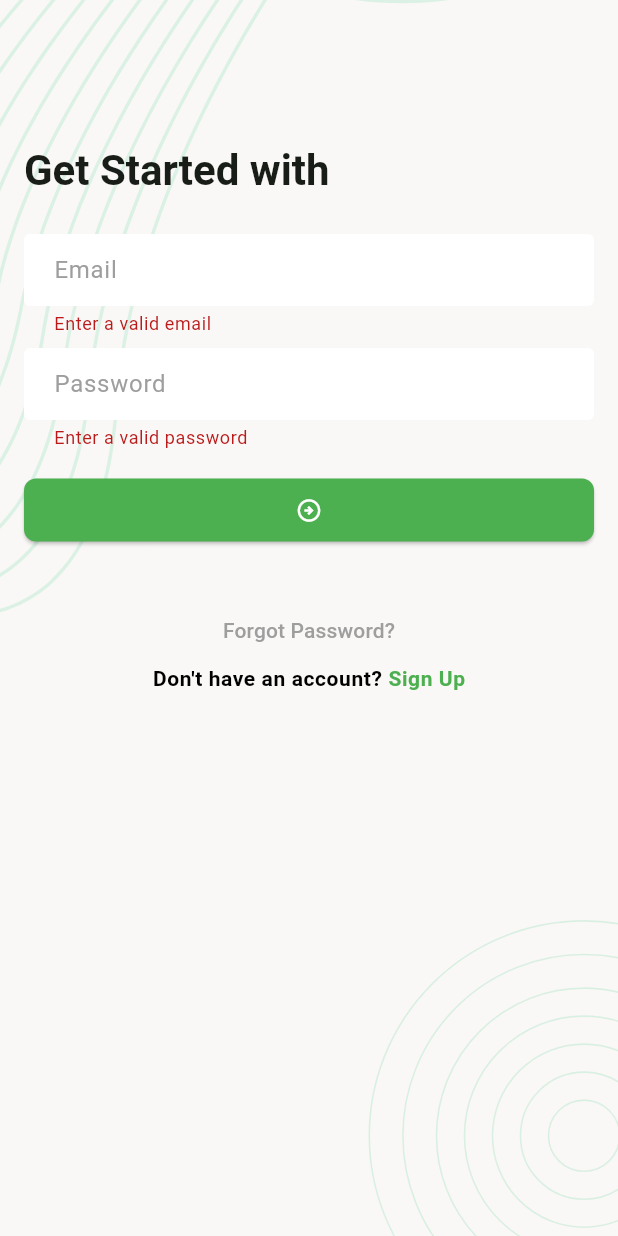
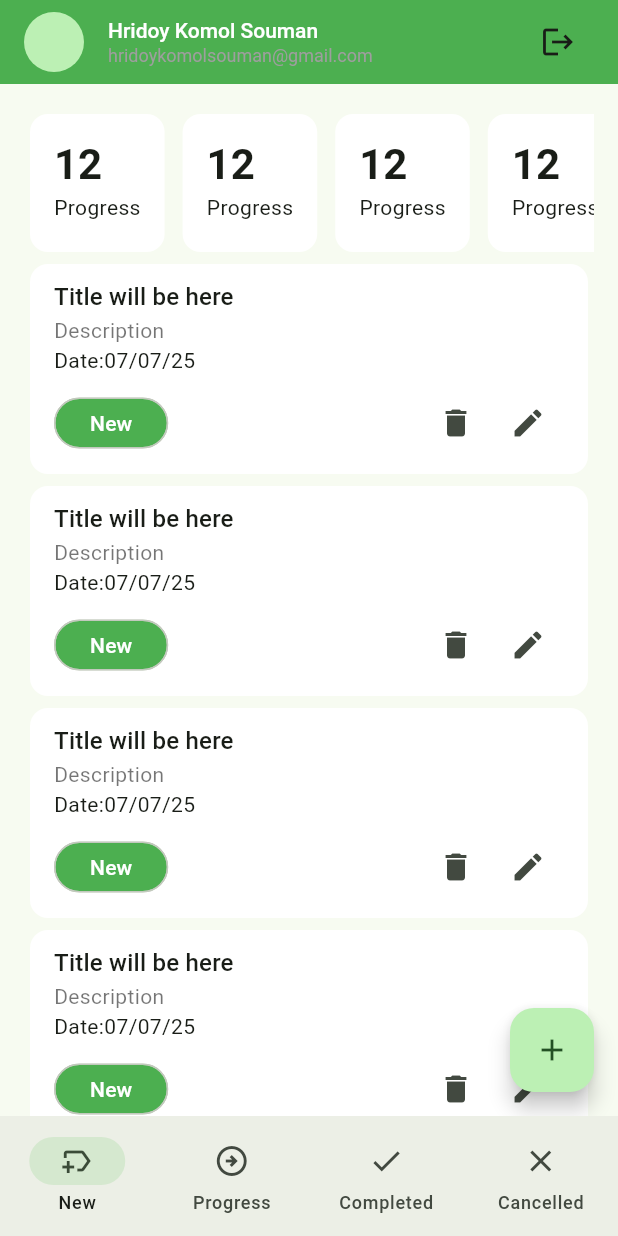
Before and after one commit to Hridoy141/Task_manager, a Flutter app: the screen it shows after launch, after a tap on the "arrow circle right" icon, on a phone screen of 412 x 824 dp. Run offline on Flutter 3.47's test engine with Material 3 defaults, Android fonts, the phone set to English and light mode, and no system bars; our stand-ins replace email_validator, flutter_svg, pin_code_fields.

Commit message:
Add new task list screen ui

```diff
--- a/lib/app.dart
+++ b/lib/app.dart
@@ -1,6 +1,7 @@
 import 'package:flutter/material.dart';
 import 'package:task_manager/ui/screens/change_password_screen.dart';
 import 'package:task_manager/ui/screens/forgot_password_email_screen.dart';
+import 'package:task_manager/ui/screens/main_nav_bar_holder_screen.dart';
 import 'package:task_manager/ui/screens/pin_verification_screen.dart';
 import 'package:task_manager/ui/screens/sign_in_screen.dart';
 import 'package:task_manager/ui/screens/sign_up_screen.dart';
@@ -56,7 +57,8 @@ class _TaskManagerAppState extends State<TaskManagerApp> {
         SignUpScreen.name: (context) => SignUpScreen(),
         ForgotPasswordEmailScreen.name: (context) => ForgotPasswordEmailScreen(),
         PinVerificationScreen.name: (context) => PinVerificationScreen(),
-        ChangePasswordScreen.name: (context) => ChangePasswordScreen()
+        ChangePasswordScreen.name: (context) => ChangePasswordScreen(),
+        MainNavBarHolderScreen.name: (context) => MainNavBarHolderScreen(),
       },
     );
   }
--- /dev/null
+++ b/lib/ui/screens/main_nav_bar_holder_screen.dart
@@ -0,0 +1,55 @@
+import 'package:flutter/material.dart';
+
+import '../widgets/tm_app_bar.dart';
+import 'new_task_list_screen.dart';
+
+class MainNavBarHolderScreen extends StatefulWidget {
+  const MainNavBarHolderScreen({super.key});
+
+  static const String name = '/main-nav-bar-holder';
+
+  @override
+  State<MainNavBarHolderScreen> createState() => _MainNavBarHolderScreenState();
+}
+
+class _MainNavBarHolderScreenState extends State<MainNavBarHolderScreen> {
+  List<Widget> _screens = [
+    NewTaskListScreen()
+  ];
+  int _selectedIndex = 0;
+
+  @override
+  Widget build(BuildContext context) {
+    return Scaffold(
+      appBar: TMAppBar(),
+      body: _screens[_selectedIndex],
+      bottomNavigationBar: NavigationBar(
+        selectedIndex: _selectedIndex,
+        onDestinationSelected: (int index){
+          _selectedIndex = index;
+          setState(() {
+
+          });
+        },
+        destinations: [
+          NavigationDestination(
+            icon: Icon(Icons.new_label_outlined),
+            label: 'New',
+          ),
+          NavigationDestination(
+            icon: Icon(Icons.arrow_circle_right_outlined),
+            label: 'Progress',
+          ),
+          NavigationDestination(
+            icon: Icon(Icons.done),
+            label: 'Completed',
+          ),
+          NavigationDestination(
+            icon: Icon(Icons.close),
+            label: 'Cancelled',
+          ),
+        ],
+      ),
+    );
+  }
+}
--- /dev/null
+++ b/lib/ui/screens/new_task_list_screen.dart
@@ -0,0 +1,55 @@
+import 'package:flutter/material.dart';
+import '../widgets/task_card.dart';
+import '../widgets/task_count_summary_card.dart';
+
+
+class NewTaskListScreen extends StatefulWidget {
+  const NewTaskListScreen({super.key});
+
+  @override
+  State<NewTaskListScreen> createState() => _NewTaskListScreenState();
+}
+
+class _NewTaskListScreenState extends State<NewTaskListScreen> {
+  @override
+  Widget build(BuildContext context) {
+    return Scaffold(
+      body: Padding(
+        padding: const EdgeInsets.symmetric(horizontal: 16),
+        child: Column(
+          children: [
+            const SizedBox(height: 16),
+            SizedBox(
+              height: 100,
+              child: ListView.separated(
+                itemCount: 4,
+                scrollDirection: Axis.horizontal,
+                itemBuilder: (context, index) {
+                  return TaskCountSummaryCard(title: 'Progress', count: 12);
+                },
+                separatorBuilder: (context, index) => const SizedBox(width: 4),
+              ),
+            ),
+            Expanded(
+              child: ListView.builder(
+                primary: false,
+                shrinkWrap: true,
+                itemCount: 10,
+                itemBuilder: (context, index) {
+                  return TaskCard();
+                },
+              ),
+            ),
+          ],
+        ),
+      ),
+      floatingActionButton:FloatingActionButton(onPressed: _onTapAddNewTaskButton,
+      child: Icon(Icons.add),
+      ) ,
+    );
+  }
+
+  void _onTapAddNewTaskButton(){
+
+  }
+}
--- a/lib/ui/screens/sign_in_screen.dart
+++ b/lib/ui/screens/sign_in_screen.dart
@@ -4,6 +4,8 @@ import 'package:flutter/material.dart';
 import 'package:task_manager/ui/screens/forgot_password_email_screen.dart';
 import 'package:task_manager/ui/screens/sign_up_screen.dart';
 import 'package:task_manager/ui/widgets/screen_background.dart';
+
+import 'main_nav_bar_holder_screen.dart';
 
 class SignInScreen extends StatefulWidget {
   const SignInScreen({super.key});
@@ -35,35 +37,32 @@ class _SignInScreenState extends State<SignInScreen> {
                   const SizedBox(height: 80),
                   Text(
                     'Get Started with',
-                    style: Theme
-                        .of(context)
-                        .textTheme
-                        .titleLarge,
+                    style: Theme.of(context).textTheme.titleLarge,
                   ),
                   const SizedBox(height: 24),
                   TextFormField(
                     controller: _emailTEController,
                     textInputAction: TextInputAction.next,
                     decoration: InputDecoration(hintText: 'Email'),
-                      validator: (String ? value) {
-                        String email =  value ?? '';
+                    validator: (String? value) {
+                      String email = value ?? '';
                       if (EmailValidator.validate(email) == false) {
                         return 'Enter a valid email';
                       }
                       return null;
-                      }
+                    },
                   ),
                   const SizedBox(height: 8),
                   TextFormField(
                     controller: _passwordTEController,
                     obscureText: true,
                     decoration: InputDecoration(hintText: 'Password'),
-                      validator: (String ? value) {
+                    validator: (String? value) {
                       if ((value?.length ?? 0) <= 6) {
                         return 'Enter a valid password';
                       }
                       return null;
-                      }
+                    },
                   ),
                   const SizedBox(height: 16),
                   ElevatedButton(
@@ -96,8 +95,9 @@ class _SignInScreenState extends State<SignInScreen> {
                                   color: Colors.green,
                                   fontWeight: FontWeight.w700,
                                 ),
-                                  recognizer: TapGestureRecognizer()
-                                    ..onTap = _onTapSignUpButton
+                                recognizer:
+                                    TapGestureRecognizer()
+                                      ..onTap = _onTapSignUpButton,
                               ),
                             ],
                           ),
@@ -118,6 +118,11 @@ class _SignInScreenState extends State<SignInScreen> {
     if (_formKey.currentState!.validate()) {
       // TODO: Sign in with API
     }
+    Navigator.pushNamedAndRemoveUntil(
+      context,
+      MainNavBarHolderScreen.name,
+      (predicate) => false,
+    );
   }
 
   void _onTapForgotPasswordButton() {
@@ -127,6 +132,7 @@ class _SignInScreenState extends State<SignInScreen> {
   void _onTapSignUpButton() {
     Navigator.pushNamed(context, SignUpScreen.name);
   }
+
   @override
   void dispose() {
     _emailTEController.dispose();
--- /dev/null
+++ b/lib/ui/widgets/task_card.dart
@@ -0,0 +1,54 @@
+import 'package:flutter/material.dart';
+class TaskCard extends StatelessWidget {
+  const TaskCard({
+    super.key,
+  });
+
+  @override
+  Widget build(BuildContext context) {
+    return Card(
+      elevation: 0,
+      color: Colors.white,
+      child: Padding(
+        padding: const EdgeInsets.symmetric(
+          horizontal: 16,
+          vertical: 10,
+        ),
+        child: Column(
+          crossAxisAlignment: CrossAxisAlignment.start,
+          children: [
+            Text('Title will be here',style: Theme.of(context).textTheme.titleMedium,),
+            Text('Description',style: TextStyle(
+              color: Colors.black54,
+            ),),
+            Text('Date:07/07/25'),
+            const SizedBox(height: 8,),
+            Row(
+              children: [
+                Chip(
+                  label: Text('New',style: TextStyle(
+                    color: Colors.white,
+                  ),),
+                  padding: EdgeInsets.symmetric(horizontal: 15),
+                  backgroundColor:Colors.green ,
+                  shape: RoundedRectangleBorder(
+                    borderRadius: BorderRadius.circular(20),
+                  ),
+                ),
+                Spacer(),
+                IconButton(
+                  onPressed: () {},
+                  icon: Icon(Icons.delete),
+                ),
+                IconButton(
+                  onPressed: () {},
+                  icon: Icon(Icons.edit),
+                ),
+              ],
+            ),
+          ],
+        ),
+      ),
+    );
+  }
+}
--- /dev/null
+++ b/lib/ui/widgets/task_count_summary_card.dart
@@ -0,0 +1,30 @@
+import 'package:flutter/material.dart';
+
+class TaskCountSummaryCard extends StatelessWidget {
+  const TaskCountSummaryCard({
+    super.key,
+    required this.title,
+    required this.count,
+  });
+
+  final String title;
+  final int count;
+
+  @override
+  Widget build(BuildContext context) {
+    return Card(
+      elevation: 0,
+      color: Colors.white,
+      child: Padding(
+        padding: const EdgeInsets.all(16),
+        child: Column(
+          crossAxisAlignment: CrossAxisAlignment.start,
+          children: [
+            Text('$count', style: Theme.of(context).textTheme.titleLarge),
+            Text(title),
+          ],
+        ),
+      ),
+    );
+  }
+}
--- /dev/null
+++ b/lib/ui/widgets/tm_app_bar.dart
@@ -0,0 +1,57 @@
+import 'package:flutter/material.dart';
+import 'package:task_manager/ui/screens/sign_in_screen.dart';
+
+class TMAppBar extends StatefulWidget implements PreferredSizeWidget {
+  const TMAppBar({super.key});
+
+  @override
+  State<TMAppBar> createState() => _TMAppBarState();
+
+  @override
+  Size get preferredSize => Size.fromHeight(kToolbarHeight);
+}
+
+class _TMAppBarState extends State<TMAppBar> {
+  @override
+  Widget build(BuildContext context) {
+    return AppBar(
+      backgroundColor: Colors.green,
+      title: Row(
+        children: [
+          CircleAvatar(),
+          const SizedBox(width: 16),
+          Expanded(
+            child: Column(
+              crossAxisAlignment: CrossAxisAlignment.start,
+              children: [
+                Text(
+                  'Hridoy Komol Souman',
+                  style: TextStyle(
+                    fontSize: 14,
+                    fontWeight: FontWeight.w500,
+                    color: Colors.white,
+                  ),
+                ),
+                Text(
+                  'hridoykomolsouman@gmail.com',
+                  style: TextStyle(
+                    fontSize: 12,
+                    fontWeight: FontWeight.w400,
+                    color: Colors.grey,
+                  ),
+                ),
+              ],
+            ),
+          ),
+          IconButton(onPressed: _onTapLogOutButton, icon: Icon(Icons.logout)),
+        ],
+      ),
+    );
+  }
+
+  void _onTapLogOutButton() {
+    Navigator.pushNamedAndRemoveUntil(context,
+      SignInScreen.name, (predicate) => false,
+    );
+  }
+}
```
Lines whose indentation alone changed are shown as unchanged.
